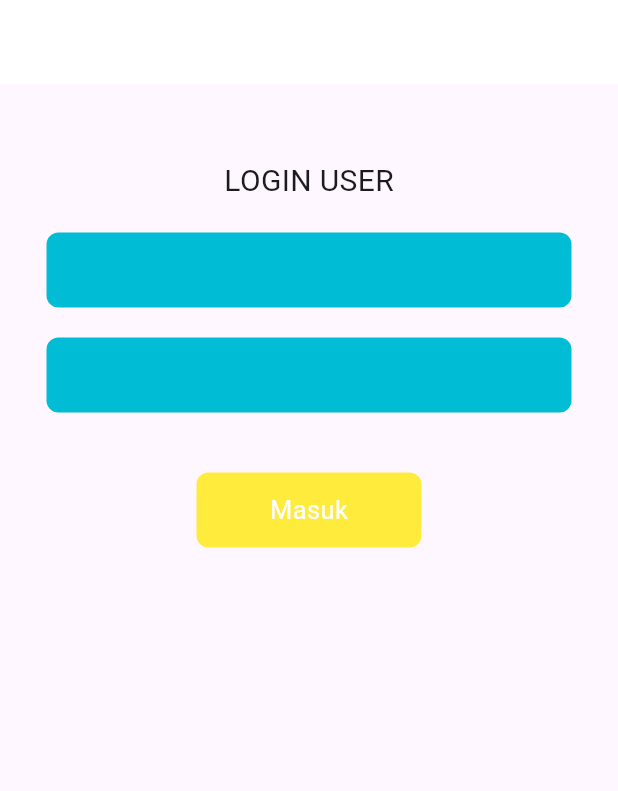
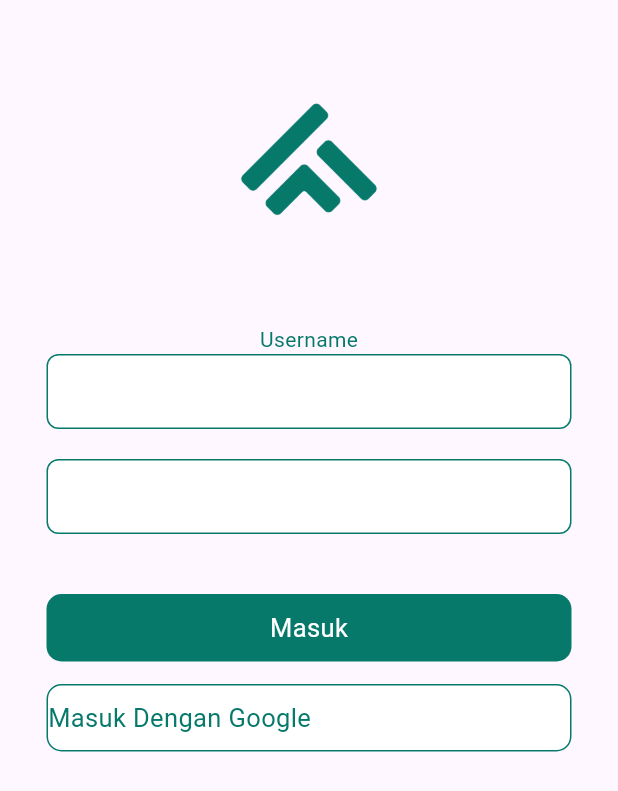
Before and after one commit to Billyode03/taklim_app, a Flutter app: the screen it shows after launch, on a phone screen of 412 x 824 dp. Shown: the top 791 px of the screen. Run offline on Flutter 3.47's test engine with Material 3 defaults, Android fonts, the phone set to English and light mode, and no system bars; our stand-ins replace another_flutter_splash_screen.

Commit message:
Update font

```diff
--- /dev/null
+++ b/lib/utils/constants/textConstant.dart
@@ -0,0 +1,7 @@
+import 'package:flutter/material.dart';
+import 'package:taklim_app/utils/constants/color_constant.dart';
+
+class TextContants {
+  static const TextStyle textLogo =
+      TextStyle(fontFamily: 'Roboto', color: ColorConstant.greenYoung);
+}
--- a/lib/views/login/login_screen.dart
+++ b/lib/views/login/login_screen.dart
@@ -1,29 +1,44 @@
 import 'package:flutter/material.dart';
+import 'package:taklim_app/utils/constants/color_constant.dart';
+import 'package:taklim_app/utils/constants/image_constant.dart';
+import 'package:taklim_app/utils/constants/textConstant.dart';
 
 class LoginScreen extends StatelessWidget {
   const LoginScreen({super.key});
 
   @override
   Widget build(BuildContext context) {
-    return Scaffold(
-      appBar: AppBar(
-        elevation: 0,
-        backgroundColor: Colors.white,
-      ),
-      body: SingleChildScrollView(
-        child: Padding(
-          padding: const EdgeInsets.symmetric(horizontal: 10, vertical: 20),
+    return SafeArea(
+      child: Scaffold(
+        body: SingleChildScrollView(
           child: Column(
-            mainAxisAlignment: MainAxisAlignment.center,
+            mainAxisAlignment: MainAxisAlignment.start,
             children: [
+              Padding(
+                padding: EdgeInsets.only(top: 56, bottom: 40),
+                child: Center(
+                  child: Image.asset(
+                    width: 170,
+                    height: 100,
+                    ImageConstant.logoUtama,
+                  ),
+                ),
+              ),
               SizedBox(
-                height: 30,
+                height: 20,
               ),
-              Center(
-                child: Text(
-                  'LOGIN USER',
-                  style: TextStyle(
-                    fontSize: 20,
+              Text(
+                'Username',
+                style: TextContants.textLogo,
+              ),
+              Container(
+                width: 350,
+                height: 50,
+                decoration: BoxDecoration(
+                  color: ColorConstant.white,
+                  borderRadius: BorderRadius.circular(8),
+                  border: Border.all(
+                    color: ColorConstant.greenYoung,
                   ),
                 ),
               ),
@@ -34,19 +49,11 @@ class LoginScreen extends StatelessWidget {
                 width: 350,
                 height: 50,
                 decoration: BoxDecoration(
-                  color: Colors.cyan,
+                  color: ColorConstant.white,
                   borderRadius: BorderRadius.circular(8),
-                ),
-              ),
-              SizedBox(
-                height: 20,
-              ),
-              Container(
-                width: 350,
-                height: 50,
-                decoration: BoxDecoration(
-                  color: Colors.cyan,
-                  borderRadius: BorderRadius.circular(8),
+                  border: Border.all(
+                    color: ColorConstant.greenYoung,
+                  ),
                 ),
               ),
               SizedBox(
@@ -56,21 +63,46 @@ class LoginScreen extends StatelessWidget {
                 height: 20,
               ),
               Container(
-                width: 150,
-                height: 50,
+                width: 350,
+                height: 45,
                 child: Center(
                   child: Text(
                     'Masuk',
                     style: TextStyle(
-                      color: Colors.white,
+                      color: ColorConstant.white,
                       fontSize: 17,
                     ),
                   ),
                 ),
                 decoration: BoxDecoration(
-                  color: Colors.yellow,
-                  borderRadius: BorderRadius.circular(8),
+                  color: ColorConstant.greenYoung,
+                  borderRadius: BorderRadius.circular(10),
                 ),
+              ),
+              SizedBox(
+                height: 15,
+              ),
+              Container(
+                width: 350,
+                height: 45,
+                child: Center(
+                  child: Row(
+                    children: [
+                      Text(
+                        'Masuk Dengan Google',
+                        style: TextStyle(
+                          color: ColorConstant.greenYoung,
+                          fontSize: 17,
+                        ),
+                      ),
+                      // Image.asset(name)
+                    ],
+                  ),
+                ),
+                decoration: BoxDecoration(
+                    color: ColorConstant.white,
+                    borderRadius: BorderRadius.circular(10),
+                    border: Border.all(color: ColorConstant.greenYoung)),
               ),
             ],
           ),
```
Also changed, not shown: pubspec.yaml (+13 -0 lines), assets/fonts/Roboto-Black.ttf (added), assets/fonts/Roboto-BlackItalic.ttf (added), assets/fonts/Roboto-Bold.ttf (added), assets/fonts/Roboto-BoldItalic.ttf (added), assets/fonts/Roboto-Italic.ttf (added), assets/fonts/Roboto-Light.ttf (added), assets/fonts/Roboto-LightItalic.ttf (added), assets/fonts/Roboto-Medium.ttf (added), assets/fonts/Roboto-MediumItalic.ttf (added), assets/fonts/Roboto-Regular.ttf (added), assets/fonts/Roboto-Thin.ttf (added), assets/fonts/Roboto-ThinItalic.ttf (added), lib/utils/constants/color_constant.dart (renamed from utils/constants/color_constant.dart), 1 more files.
